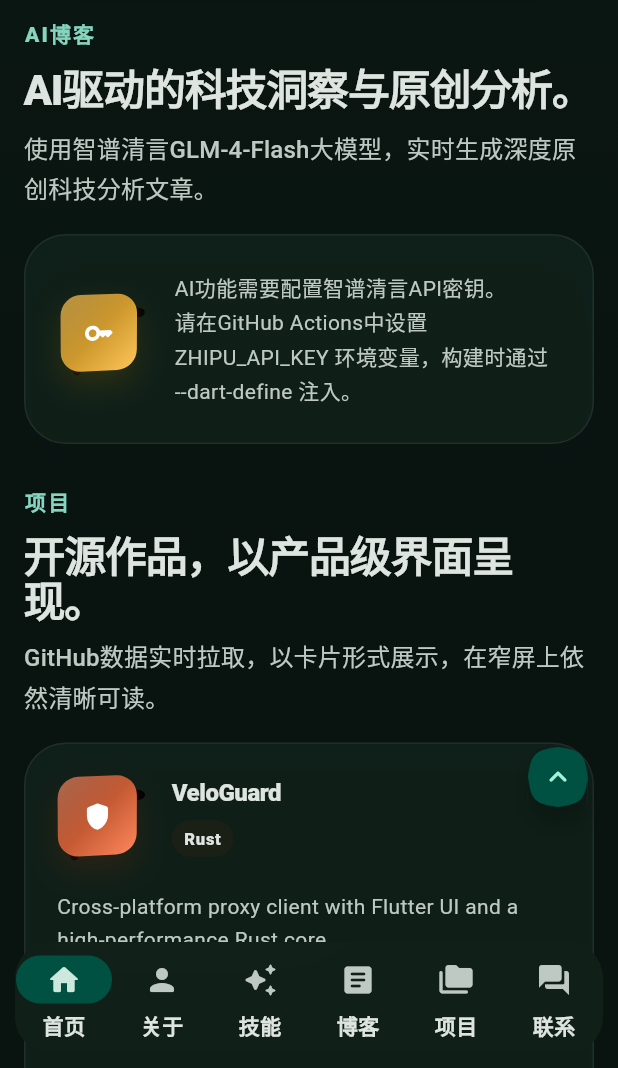
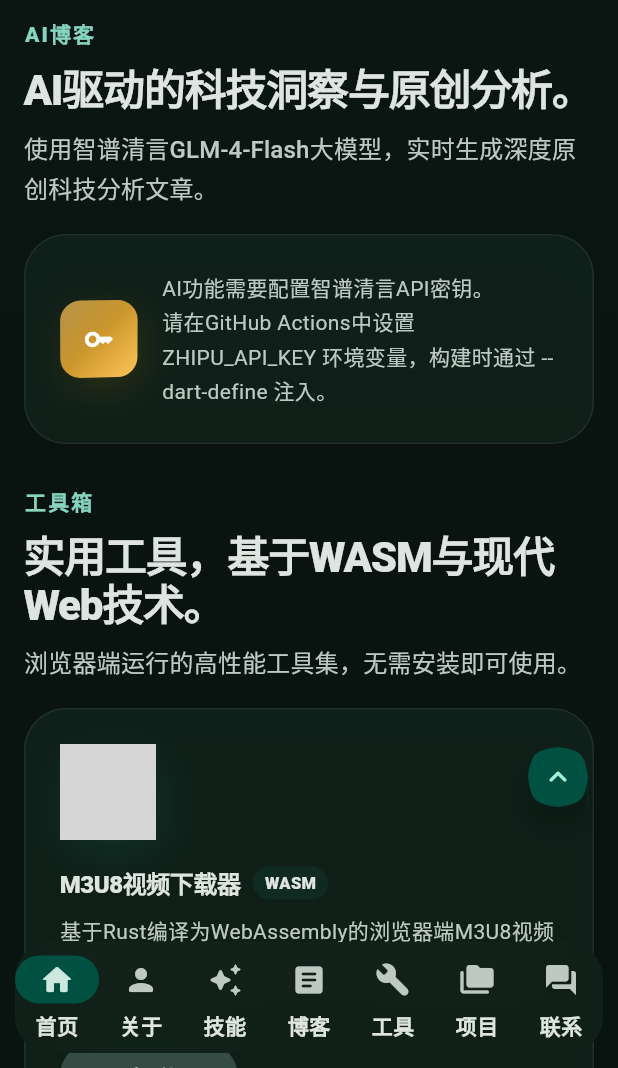
Before and after one commit to blueokanna/blueokanna.github.io, a Flutter app: the screen it shows after launch, item 4 of the bottom bar chosen, on a phone screen of 412 x 824 dp, the part 168-1236 px from its top. Run offline on Flutter 3.47's test engine with Material 3 defaults, Android fonts, the phone set to English and light mode, and no system bars; network calls fail; grey boxes are pictures that could not be loaded.

Commit message:
Enhance build-and-deploy workflow to write ZHIPU API key to a dart-define file for improved handling; add 'Tools' section in app.dart with new navigation and content; update localization strings for new tools; improve weather data loading logic with additional geolocation services; include new 3D icon assets in pubspec.yaml.

```diff
--- a/lib/app.dart
+++ b/lib/app.dart
@@ -160,6 +160,11 @@ class _PulseLinkHomePageState extends State<PulseLinkHomePage>
           icon: Icons.auto_awesome_rounded,
         ),
         NavSection(id: 'blog', label: s.navBlog, icon: Icons.article_rounded),
+        NavSection(
+          id: 'tools',
+          label: s.navTools,
+          icon: Icons.build_rounded,
+        ),
         NavSection(
           id: 'projects',
           label: s.navProjects,
@@ -421,6 +426,12 @@ class _PulseLinkHomePageState extends State<PulseLinkHomePage>
                               lang: widget.lang,
                               onGenerate: _generateArticle,
                             ),
+                          ),
+                          _sliverSection(
+                            'tools',
+                            hp,
+                            28,
+                            _ToolsSection(lang: widget.lang, dc: dc),
                           ),
                           _sliverSection(
                             'projects',
@@ -1062,42 +1073,34 @@ class _HeroVisual extends StatelessWidget {
 
   @override
   Widget build(BuildContext context) {
-    final s = S.of(lang);
     final size = switch (dc) {
       DeviceClass.mobile => 290.0,
       DeviceClass.tablet => 360.0,
       DeviceClass.desktop => 430.0,
     };
+    // Use 3D PNG icons from assets/icon/icons/
     final cubes = [
-      FloatingCubeData(
-        icon: Icons.coffee_rounded,
-        label: 'Java',
-        colorA: const Color(0xFFAA4B12),
-        colorB: const Color(0xFFFFA94D),
+      _HeroAssetCube(
+        assetPath: 'assets/icon/icons/app/3d/green/128.png',
+        label: 'App',
         alignment: const Alignment(-.88, -.78),
         phase: 0,
       ),
-      FloatingCubeData(
-        icon: Icons.hive_rounded,
-        label: 'Rust',
-        colorA: const Color(0xFF8B2E0B),
-        colorB: const Color(0xFFFF7A45),
+      _HeroAssetCube(
+        assetPath: 'assets/icon/icons/security/3d/green/128.png',
+        label: 'Security',
         alignment: const Alignment(.9, -.84),
         phase: .7,
       ),
-      FloatingCubeData(
-        icon: Icons.blur_on_rounded,
+      _HeroAssetCube(
+        assetPath: 'assets/icon/icons/globe/3d/green/128.png',
         label: 'Cloud',
-        colorA: const Color(0xFF0F7A65),
-        colorB: const Color(0xFF4BD7B3),
         alignment: const Alignment(-.92, .32),
         phase: 1.2,
       ),
-      FloatingCubeData(
-        icon: Icons.smart_toy_rounded,
+      _HeroAssetCube(
+        assetPath: 'assets/icon/icons/analytics/3d/green/128.png',
         label: 'AI',
-        colorA: const Color(0xFF6C2DA8),
-        colorB: const Color(0xFFD89AFF),
         alignment: const Alignment(.9, .56),
         phase: 1.9,
       ),
@@ -1132,7 +1135,7 @@ class _HeroVisual extends StatelessWidget {
               child: _AvatarHalo(progress: progress, holiday: holiday),
             ),
           ),
-          // Floating cubes (on top of avatar, never hidden behind it)
+          // Floating 3D icon assets (on top of avatar)
           for (final c in cubes)
             Align(
               alignment: c.alignment,
@@ -1144,12 +1147,18 @@ class _HeroVisual extends StatelessWidget {
                 child: Column(
                   mainAxisSize: MainAxisSize.min,
                   children: [
-                    ThreeDCube(
-                      icon: c.icon,
-                      colorA: c.colorA,
-                      colorB: c.colorB,
+                    Image.asset(
+                      c.assetPath,
+                      width: size * .16,
+                      height: size * .16,
+                      filterQuality: FilterQuality.medium,
+                      errorBuilder: (_, __, ___) => ThreeDCube(
+                        icon: Icons.apps_rounded,
+                        colorA: const Color(0xFF0F7A65),
+                        colorB: const Color(0xFF56E1C1),
                         size: size * .16,
                         rotation: progress + c.phase,
+                      ),
                     ),
                     const SizedBox(height: 8),
                     Text(
@@ -1261,6 +1270,20 @@ class _AvatarHalo extends StatelessWidget {
   }
 }
 
+/// Data for hero floating 3D asset icons
+class _HeroAssetCube {
+  const _HeroAssetCube({
+    required this.assetPath,
+    required this.label,
+    required this.alignment,
+    required this.phase,
+  });
+  final String assetPath;
+  final String label;
+  final Alignment alignment;
+  final double phase;
+}
+
 // ═══════════════════════════════════════════════════════════════════════════════
 //  About Section
 // ═══════════════════════════════════════════════════════════════════════════════
@@ -1420,52 +1443,43 @@ class _MetricGrid extends StatelessWidget {
         const Color(0xFFD99AFF),
       ),
     ];
-    return GridView.builder(
-      shrinkWrap: true,
-      physics: const NeverScrollableScrollPhysics(),
-      itemCount: items.length,
-      gridDelegate: const SliverGridDelegateWithFixedCrossAxisCount(
-        crossAxisCount: 2,
-        mainAxisSpacing: 14,
-        crossAxisSpacing: 14,
-        childAspectRatio: 1.6,
-      ),
-      itemBuilder: (context, i) {
-        final it = items[i];
-        return _SpringHover(
+    return Wrap(
+      spacing: 12,
+      runSpacing: 12,
+      children: [
+        for (var i = 0; i < items.length; i++)
+          _SpringHover(
             child: _Glass(
               child: Padding(
-              padding: const EdgeInsets.symmetric(horizontal: 18, vertical: 14),
+                padding:
+                    const EdgeInsets.symmetric(horizontal: 16, vertical: 14),
                 child: Row(
+                  mainAxisSize: MainAxisSize.min,
                   children: [
                     ThreeDCube(
-                    icon: it.icon,
-                    colorA: it.colorA,
-                    colorB: it.colorB,
-                    size: 44,
+                      icon: items[i].icon,
+                      colorA: items[i].colorA,
+                      colorB: items[i].colorB,
+                      size: 38,
                       rotation: .3 + i * .12,
                     ),
-                  const SizedBox(width: 14),
-                  Expanded(
-                    child: Column(
-                      mainAxisAlignment: MainAxisAlignment.center,
+                    const SizedBox(width: 12),
+                    Column(
+                      mainAxisSize: MainAxisSize.min,
                       crossAxisAlignment: CrossAxisAlignment.start,
                       children: [
                         _AnimNum(
-                          value: it.value,
-                          style: Theme.of(context)
-                              .textTheme
-                              .headlineSmall
-                              ?.copyWith(
+                          value: items[i].value,
+                          style:
+                              Theme.of(context).textTheme.titleLarge?.copyWith(
                                     fontWeight: FontWeight.w900,
                                     letterSpacing: -.5,
                                   ),
                         ),
-                        const SizedBox(height: 2),
                         Text(
-                          it.label,
+                          items[i].label,
                           style:
-                              Theme.of(context).textTheme.labelMedium?.copyWith(
+                              Theme.of(context).textTheme.labelSmall?.copyWith(
                                     fontWeight: FontWeight.w700,
                                     color: Theme.of(context)
                                         .colorScheme
@@ -1474,13 +1488,12 @@ class _MetricGrid extends StatelessWidget {
                         ),
                       ],
                     ),
-                  ),
-                ],
-              ),
-            ),
-          ),
-        );
-      },
+                  ],
+                ),
+              ),
+            ),
+          ),
+      ],
     );
   }
 }
@@ -1798,6 +1811,144 @@ class _BlogSection extends StatelessWidget {
             ),
           ),
         ],
+      ],
+    );
+  }
+}
+
+// ═══════════════════════════════════════════════════════════════════════════════
+//  Tools Section
+// ═══════════════════════════════════════════════════════════════════════════════
+class _ToolsSection extends StatelessWidget {
+  const _ToolsSection({required this.lang, required this.dc});
+  final AppLanguage lang;
+  final DeviceClass dc;
+
+  @override
+  Widget build(BuildContext context) {
+    final s = S.of(lang);
+    final theme = Theme.of(context);
+    return Column(
+      crossAxisAlignment: CrossAxisAlignment.start,
+      children: [
+        _SectionHead(
+          eyebrow: s.toolsEyebrow,
+          title: s.toolsTitle,
+          subtitle: s.toolsSubtitle,
+        ),
+        const SizedBox(height: 18),
+        _SpringHover(
+          child: _Glass(
+            child: Padding(
+              padding: const EdgeInsets.all(24),
+              child: dc == DeviceClass.mobile
+                  ? Column(
+                      crossAxisAlignment: CrossAxisAlignment.start,
+                      children: [
+                        _m3u8Icon(),
+                        const SizedBox(height: 16),
+                        _m3u8Text(theme, s),
+                        const SizedBox(height: 16),
+                        _m3u8Actions(s),
+                      ],
+                    )
+                  : Row(
+                      crossAxisAlignment: CrossAxisAlignment.start,
+                      children: [
+                        _m3u8Icon(),
+                        const SizedBox(width: 20),
+                        Expanded(
+                          child: Column(
+                            crossAxisAlignment: CrossAxisAlignment.start,
+                            children: [
+                              _m3u8Text(theme, s),
+                              const SizedBox(height: 16),
+                              _m3u8Actions(s),
+                            ],
+                          ),
+                        ),
+                      ],
+                    ),
+            ),
+          ),
+        ),
+      ],
+    );
+  }
+
+  Widget _m3u8Icon() {
+    return Image.asset(
+      'assets/icon/icons/convert/3d/green/128.png',
+      width: 72,
+      height: 72,
+      filterQuality: FilterQuality.medium,
+      errorBuilder: (_, __, ___) => const ThreeDCube(
+        icon: Icons.video_library_rounded,
+        colorA: Color(0xFF0F7A65),
+        colorB: Color(0xFF56E1C1),
+        size: 64,
+        rotation: .2,
+      ),
+    );
+  }
+
+  Widget _m3u8Text(ThemeData theme, S s) {
+    return Column(
+      crossAxisAlignment: CrossAxisAlignment.start,
+      children: [
+        Row(
+          children: [
+            Text(
+              s.m3u8DownloaderTitle,
+              style: theme.textTheme.titleMedium?.copyWith(
+                fontWeight: FontWeight.w900,
+                letterSpacing: -.3,
+              ),
+            ),
+            const SizedBox(width: 8),
+            Container(
+              padding: const EdgeInsets.symmetric(horizontal: 8, vertical: 3),
+              decoration: BoxDecoration(
+                color: const Color(0xFF0F7A65).withValues(alpha: .12),
+                borderRadius: BorderRadius.circular(999),
+              ),
+              child: const Text(
+                'WASM',
+                style: TextStyle(fontSize: 11, fontWeight: FontWeight.w800),
+              ),
+            ),
+          ],
+        ),
+        const SizedBox(height: 8),
+        Text(
+          s.m3u8DownloaderDesc,
+          style: theme.textTheme.bodyMedium?.copyWith(
+            color: theme.colorScheme.onSurfaceVariant,
+            height: 1.6,
+          ),
+        ),
+      ],
+    );
+  }
+
+  Widget _m3u8Actions(S s) {
+    return Wrap(
+      spacing: 10,
+      runSpacing: 10,
+      children: [
+        Link(
+          uri: Uri.parse('https://github.com/blueokanna/m3u8-downloader'),
+          target: LinkTarget.blank,
+          builder: (context, follow) => FilledButton.tonalIcon(
+            onPressed: follow,
+            icon: const Icon(Icons.code_rounded),
+            label: Text(s.viewSource),
+            style: FilledButton.styleFrom(
+              shape: const StadiumBorder(),
+              padding: const EdgeInsets.symmetric(horizontal: 18, vertical: 12),
+            ),
+          ),
+        ),
       ],
     );
   }
@@ -2634,66 +2785,15 @@ class ThreeDCube extends StatelessWidget {
 
   @override
   Widget build(BuildContext context) {
-    final d = size * .16;
     return SizedBox(
-      width: size + d,
-      height: size + d,
-      child: Stack(
-        clipBehavior: Clip.none,
-        children: [
-          // Bottom face
-          Positioned(
-            left: d * .55,
-            top: d * .88,
+      width: size,
+      height: size,
       child: Transform(
         alignment: Alignment.center,
         transform: Matrix4.identity()
           ..setEntry(3, 2, .001)
-                ..rotateX(.72)
-                ..rotateZ(.06),
-              child: Container(
-                width: size,
-                height: d,
-                decoration: BoxDecoration(
-                  gradient: LinearGradient(
-                    colors: [_shade(colorA, -.16), _shade(colorA, -.30)],
-                  ),
-                  borderRadius: BorderRadius.circular(size * .20),
-                ),
-              ),
-            ),
-          ),
-          // Right face
-          Positioned(
-            left: d * .82,
-            top: d * .30,
-            child: Transform(
-              alignment: Alignment.center,
-              transform: Matrix4.identity()
-                ..setEntry(3, 2, .001)
-                ..rotateY(-.76)
-                ..rotateZ(-.02),
-              child: Container(
-                width: d,
-                height: size,
-                decoration: BoxDecoration(
-                  gradient: LinearGradient(
-                    colors: [_shade(colorA, -.12), _shade(colorA, -.28)],
-                    begin: Alignment.topCenter,
-                    end: Alignment.bottomCenter,
-                  ),
-                  borderRadius: BorderRadius.circular(size * .20),
-                ),
-              ),
-            ),
-          ),
-          // Front face
-          Transform(
-            alignment: Alignment.center,
-            transform: Matrix4.identity()
-              ..setEntry(3, 2, .001)
-              ..rotateX(.18 + math.sin(rotation * math.pi * 2) * .02)
-              ..rotateY(-.22 + math.cos(rotation * math.pi * 2) * .03),
+          ..rotateX(.12 + math.sin(rotation * math.pi * 2) * .02)
+          ..rotateY(-.14 + math.cos(rotation * math.pi * 2) * .03),
         child: Container(
           width: size,
           height: size,
@@ -2706,21 +2806,22 @@ class ThreeDCube extends StatelessWidget {
             borderRadius: BorderRadius.circular(size * .26),
             boxShadow: [
               BoxShadow(
-                    color: colorA.withValues(alpha: .22),
-                    blurRadius: size * .30,
-                    offset: Offset(0, size * .18),
+                color: colorA.withValues(alpha: .20),
+                blurRadius: size * .35,
+                offset: Offset(size * .06, size * .14),
               ),
             ],
           ),
           child: Stack(
             children: [
+              // Highlight gloss
               Positioned.fill(
                 child: DecoratedBox(
                   decoration: BoxDecoration(
                     borderRadius: BorderRadius.circular(size * .26),
                     gradient: LinearGradient(
                       colors: [
-                            Colors.white.withValues(alpha: .28),
+                        Colors.white.withValues(alpha: .30),
                         Colors.white.withValues(alpha: 0),
                       ],
                       begin: Alignment.topLeft,
@@ -2736,14 +2837,7 @@ class ThreeDCube extends StatelessWidget {
           ),
         ),
       ),
-        ],
-      ),
-    );
-  }
-
-  static Color _shade(Color c, double amt) {
-    final hsl = HSLColor.fromColor(c);
-    return hsl.withLightness((hsl.lightness + amt).clamp(0.0, 1.0)).toColor();
+    );
   }
 }
 
--- a/lib/l10n.dart
+++ b/lib/l10n.dart
@@ -146,6 +146,23 @@ class S {
         'Click the button below to let AI generate an original tech analysis article.',
       );
 
+  // ── Tools ──
+  String get navTools => _p('工具', 'Tools');
+  String get toolsEyebrow => _p('工具箱', 'Toolbox');
+  String get toolsTitle => _p('实用工具，基于WASM与现代Web技术。',
+      'Practical tools powered by WASM and modern web tech.');
+  String get toolsSubtitle => _p(
+        '浏览器端运行的高性能工具集，无需安装即可使用。',
+        'High-performance tools running in your browser — no install needed.',
+      );
+  String get m3u8DownloaderTitle => _p('M3U8视频下载器', 'M3U8 Video Downloader');
+  String get m3u8DownloaderDesc => _p(
+        '基于Rust编译为WebAssembly的浏览器端M3U8视频流下载工具，支持HLS协议，高效下载与合并视频分片。',
+        'A Rust-compiled WebAssembly tool for downloading M3U8/HLS video streams in the browser — efficient segment download and merge.',
+      );
+  String get openTool => _p('打开工具', 'Open Tool');
+  String get viewSource => _p('查看源码', 'View Source');
+
   // ── Projects ──
   String get projectsEyebrow => _p('项目', 'Projects');
   String get projectsTitle =>
--- a/lib/services.dart
+++ b/lib/services.dart
@@ -67,9 +67,11 @@ class WeatherSnapshot {
       String city = defaultCity;
       // Try multiple geolocation services for VPN resilience
       try {
-        final geoRes = await http
-            .get(Uri.parse('https://ipapi.co/json/'))
-            .timeout(const Duration(seconds: 5));
+        // 1) ip.sb — reliable, returns real ISP location
+        final geoRes = await http.get(
+          Uri.parse('https://api.ip.sb/geoip'),
+          headers: const {'Accept': 'application/json'},
+        ).timeout(const Duration(seconds: 5));
         if (geoRes.statusCode == 200) {
           final geo = jsonDecode(geoRes.body) as Map<String, dynamic>;
           final gLat = (geo['latitude'] as num?)?.toDouble();
@@ -85,7 +87,31 @@ class WeatherSnapshot {
           }
         }
       } catch (_) {
-        // Use Guangzhou Panyu defaults
+        // 2) Fallback: ip.skk.moe
+        try {
+          final geoRes2 = await http
+              .get(Uri.parse('https://ip.skk.moe/api'))
+              .timeout(const Duration(seconds: 5));
+          if (geoRes2.statusCode == 200) {
+            final geo2 = jsonDecode(geoRes2.body) as Map<String, dynamic>;
+            final info = geo2['info'] as Map<String, dynamic>?;
+            if (info != null) {
+              final gLat2 = (info['latitude'] as num?)?.toDouble();
+              final gLon2 = (info['longitude'] as num?)?.toDouble();
+              final gCity2 = info['city'] as String?;
+              if (gLat2 != null &&
+                  gLon2 != null &&
+                  gCity2 != null &&
+                  gCity2.isNotEmpty) {
+                lat = gLat2;
+                lon = gLon2;
+                city = gCity2;
+              }
+            }
+          }
+        } catch (_) {
+          // Use Guangzhou Panyu defaults
+        }
       }
       final uri = Uri.parse(
         'https://api.open-meteo.com/v1/forecast'
```
Also changed, not shown: pubspec.yaml (+22 -0 lines), 1 other file. Lines whose indentation alone changed are shown as unchanged.
